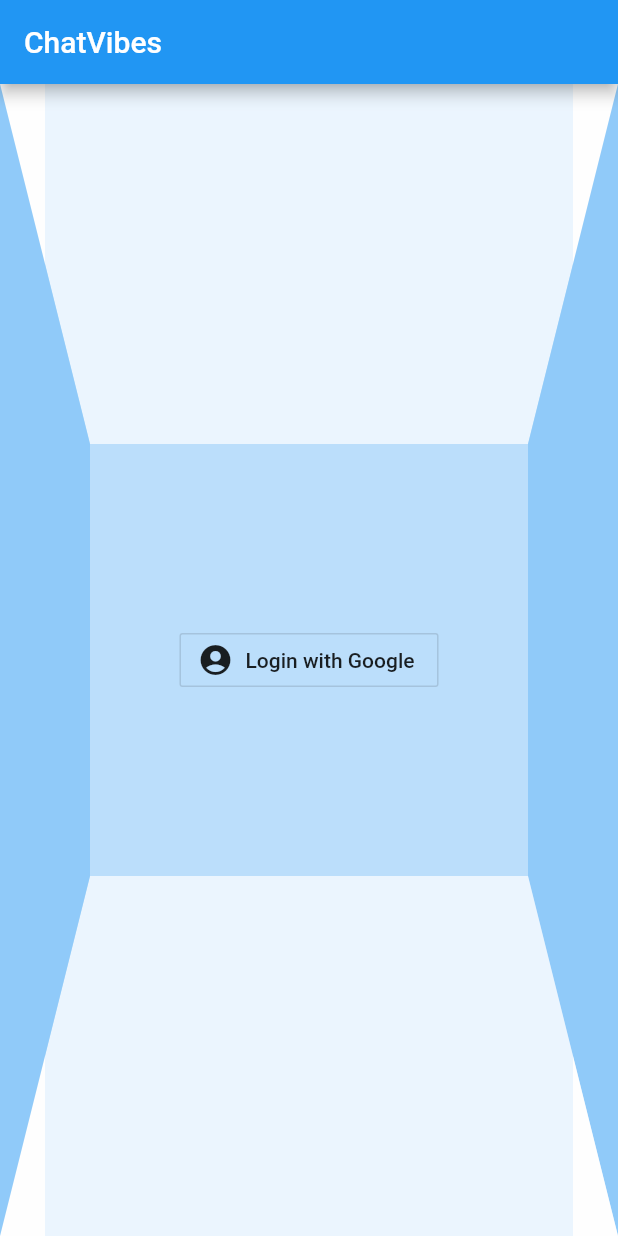
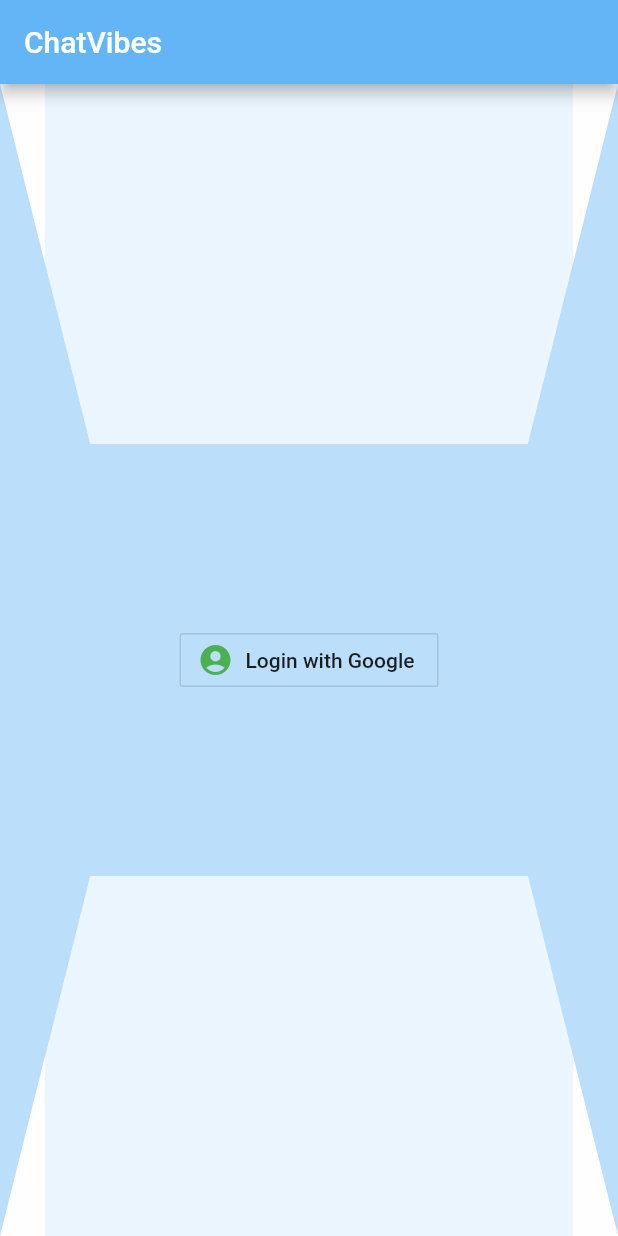
Before and after one commit to ASHISH1317/Google-Login-, a Flutter app: the screen it shows after launch, on a phone screen of 412 x 824 dp. Run offline on Flutter 3.47's test engine with Material 2 defaults, Android fonts, the phone set to English and light mode, and no system bars; our stand-ins replace google_sign_in.

Commit message:
Login With Google Page.
Signed-off-by: 13MC <ashishvasava0346@gmail.com>

```diff
--- a/lib/main.dart
+++ b/lib/main.dart
@@ -14,7 +14,7 @@ class MyApp extends StatelessWidget {
       title: 'ChatPage',
       theme: ThemeData(
 
-        primarySwatch: Colors.blue,
+        primarySwatch: Colors.red,
       ),
       home: HomePage(),
     );
@@ -34,16 +34,16 @@ class _HomePageState extends State<HomePage> {
   @override
   Widget build(BuildContext context) {
     return Scaffold(
-      appBar: AppBar(title: Text("ChatVibes"),backgroundColor: Colors.blue),
+      appBar: AppBar(title: Text("ChatVibes"),backgroundColor: Colors.blue[300]),
       body: Container(
         decoration: BoxDecoration(
             color: Colors.blue[100],
             // Set a border for each side of the box
             border: Border(
                 top: BorderSide(width:240, color: Colors.white70),
-                right: BorderSide(width: 60, color: Colors.blue[200]),
+                right: BorderSide(width: 60, color: Colors.blue[100]),
                 bottom: BorderSide(width: 240, color: Colors.white70),
-                left: BorderSide(width: 60, color: Colors.blue[200])
+                left: BorderSide(width: 60, color: Colors.blue[100])
             ),
         ),
         width: double.infinity,
@@ -59,7 +59,7 @@ class _HomePageState extends State<HomePage> {
             Text(_userObj.displayName),
             Text(_userObj.email),
             TextButton.icon(
-              icon: Icon(Icons.logout),
+              icon: Icon(Icons.logout,color: Colors.red,),
 
                 onPressed: () {
                   _googleSignIn.signOut().then((value) {
@@ -73,7 +73,7 @@ class _HomePageState extends State<HomePage> {
         )
             : Center(
           child: OutlineButton.icon(
-            icon: Icon(Icons.account_circle),
+            icon: Icon(Icons.account_circle, color: Colors.green,),
             label: Text("Login with Google"),
 
             onPressed: () {
```
